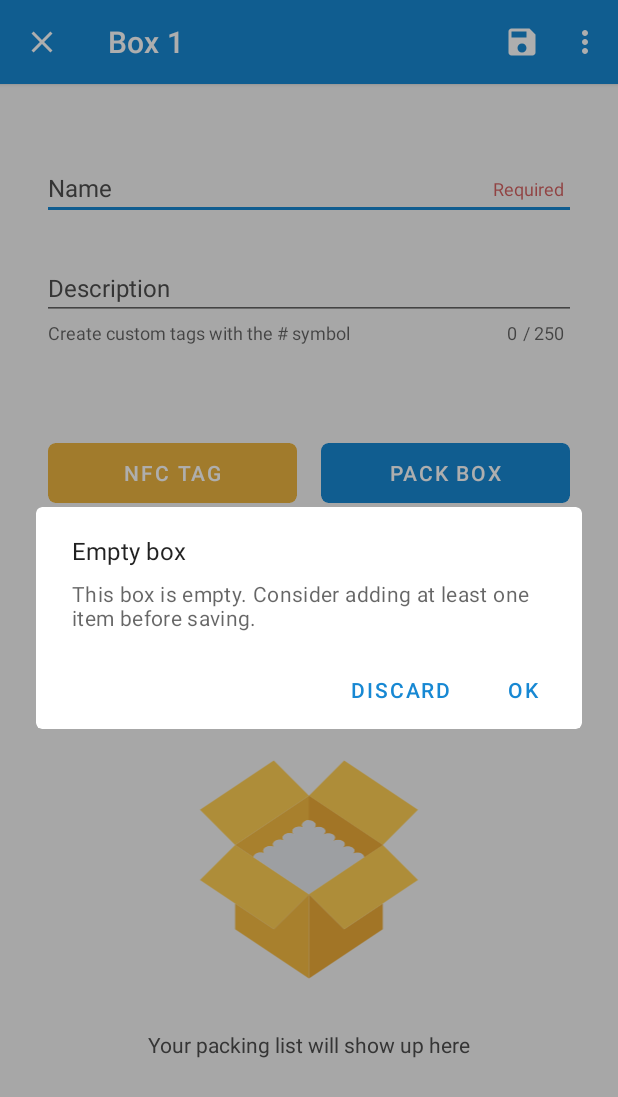
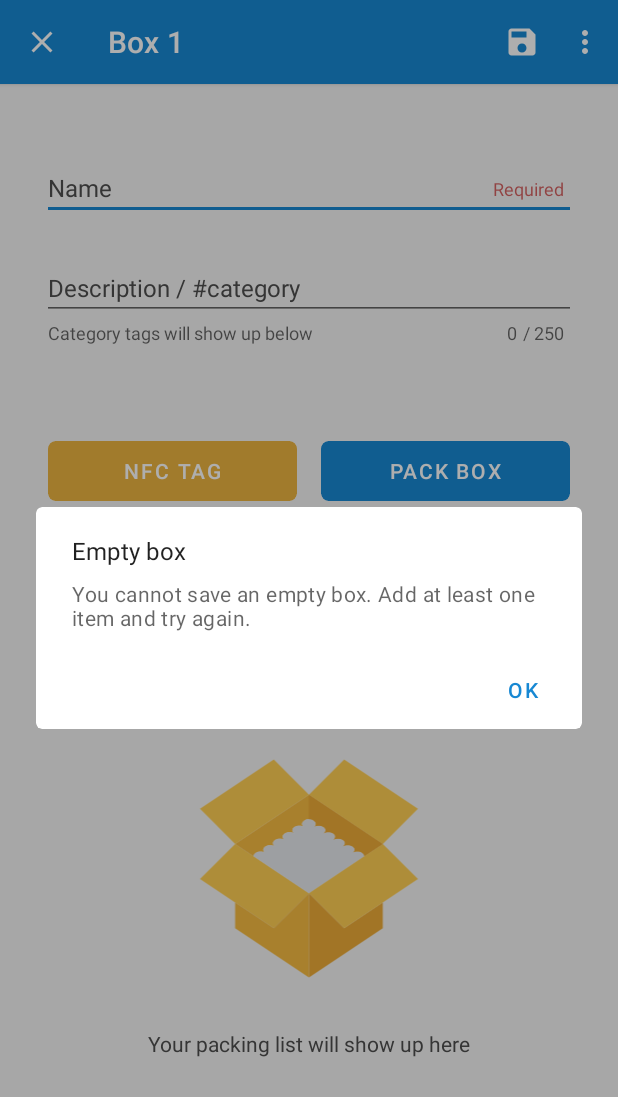
Before and after one commit to ashwinravrao/Packup, an Android app: the AddActivity screen opened directly, with no data from a screen before it, after a tap on "Save", on a phone screen of 412 x 824 dp. Shown: the top 1097 px of the screen. Run offline under Robolectric (Android 15) with nearby library versions, the phone set to English and light mode, and no system bars; our stand-ins replace Room's generated code, data binding.

Commit message:
Handle edge cases when filtering on boxes with no categories and when attempting to save an empty box
Signed-off-by: Ashwin Rao <ashwinravrao@gmail.com>

```diff
--- a/app/src/main/java/com/ashwinrao/locrate/view/activity/AddActivity.java
+++ b/app/src/main/java/com/ashwinrao/locrate/view/activity/AddActivity.java
@@ -1,5 +1,6 @@
 package com.ashwinrao.locrate.view.activity;
 
+import android.content.DialogInterface;
 import android.content.Intent;
 import android.content.res.ColorStateList;
 import android.os.Bundle;
@@ -15,6 +16,7 @@ import android.widget.Toast;
 
 import androidx.annotation.NonNull;
 import androidx.annotation.Nullable;
+import androidx.appcompat.app.AlertDialog;
 import androidx.appcompat.app.AppCompatActivity;
 import androidx.appcompat.widget.Toolbar;
 import androidx.cardview.widget.CardView;
@@ -40,6 +42,7 @@ import com.ashwinrao.locrate.viewmodel.CategoryViewModel;
 import com.ashwinrao.locrate.viewmodel.ItemViewModel;
 import com.google.android.material.chip.Chip;
 import com.google.android.material.chip.ChipGroup;
+import com.google.android.material.dialog.MaterialAlertDialogBuilder;
 import com.google.android.material.snackbar.Snackbar;
 
 import java.io.File;
@@ -354,21 +357,13 @@ public class AddActivity extends AppCompatActivity implements SingleItemDeleteCa
     }
 
     private void showEmptyBoxDialog() {
-        ConfirmationDialog.make(this, new String[]{
-                        getString(R.string.dialog_empty_box_title),
-                        getString(R.string.dialog_empty_box_message),
-                        getString(R.string.ok),
-                        getString(R.string.discard)},
-                true,
-                new int[]{ContextCompat.getColor(this, R.color.colorAccent),
-                        ContextCompat.getColor(this, R.color.colorAccent)},
-                dialogInterface -> {
-                    dialogInterface.cancel();
-                    return null;
-                }, dialogInterface -> {
-                    this.finish();
-                    return null;
-                });
+        final AlertDialog dialog = new MaterialAlertDialogBuilder(this)
+                .setTitle(R.string.dialog_empty_box_title)
+                .setMessage(R.string.dialog_empty_box_message)
+                .setCancelable(true)
+                .setPositiveButton(R.string.ok, (dialog1, which) -> dialog1.dismiss()).create();
+        dialog.show();
+        dialog.getButton(DialogInterface.BUTTON_POSITIVE).setTextColor(ContextCompat.getColor(this, R.color.colorAccent));
     }
 
     private void showNfcTagAlreadyRegisteredDialog() {
--- a/app/src/main/res/layout/activity_add.xml
+++ b/app/src/main/res/layout/activity_add.xml
@@ -150,10 +150,12 @@
                     android:id="@+id/buttons"
                     android:layout_width="match_parent"
                     android:layout_height="wrap_content"
+                    android:layout_marginTop="32dp"
                     android:paddingStart="32dp"
                     android:paddingEnd="32dp"
                     android:orientation="horizontal"
-                    app:layout_constraintTop_toBottomOf="@id/description_instructions"
+                    app:layout_constraintVertical_bias="0"
+                    app:layout_constraintTop_toBottomOf="@id/category_chip_group"
                     app:layout_constraintEnd_toEndOf="parent"
                     app:layout_constraintBottom_toTopOf="@id/recycler_view"
                     app:layout_constraintStart_toStartOf="parent"
--- a/app/src/main/res/values/strings.xml
+++ b/app/src/main/res/values/strings.xml
@@ -2,11 +2,11 @@
     <string name="app_name">Locrate</string>
     <string name="title_search">Search</string>
     <string name="hint_name">Name</string>
-    <string name="hint_description">Description</string>
+    <string name="hint_description">Description / #category</string>
     <string name="dialog_discard_box_title">Discard current box</string>
     <string name="dialog_discard_box_message">Are you sure you want to leave? Your current box will be discarded. You cannot undo this action.</string>
     <string name="dialog_empty_box_title">Empty box</string>
-    <string name="dialog_empty_box_message">This box is empty. Consider adding at least one item before saving.</string>
+    <string name="dialog_empty_box_message">You cannot save an empty box. Add at least one item and try again.</string>
     <string name="yes">Yes</string>
     <string name="no">No</string>
     <string name="ok">OK</string>
@@ -61,7 +61,7 @@
     <string name="undo">Undo</string>
     <string name="items_section_title">Items</string>
     <string name="pack_box">Pack Box</string>
-    <string name="description_instructions">Create custom tags with the # symbol</string>
+    <string name="description_instructions">Category tags will show up below</string>
     <string name="filter_dialog_title">Filter…</string>
     <string name="filter_dialog_positive_button">Filter</string>
     <string name="categories">Categories</string>
```
Also changed, not shown: app/src/main/java/com/ashwinrao/locrate/view/fragment/pages/BoxesPage.java (+19 -13 lines).
